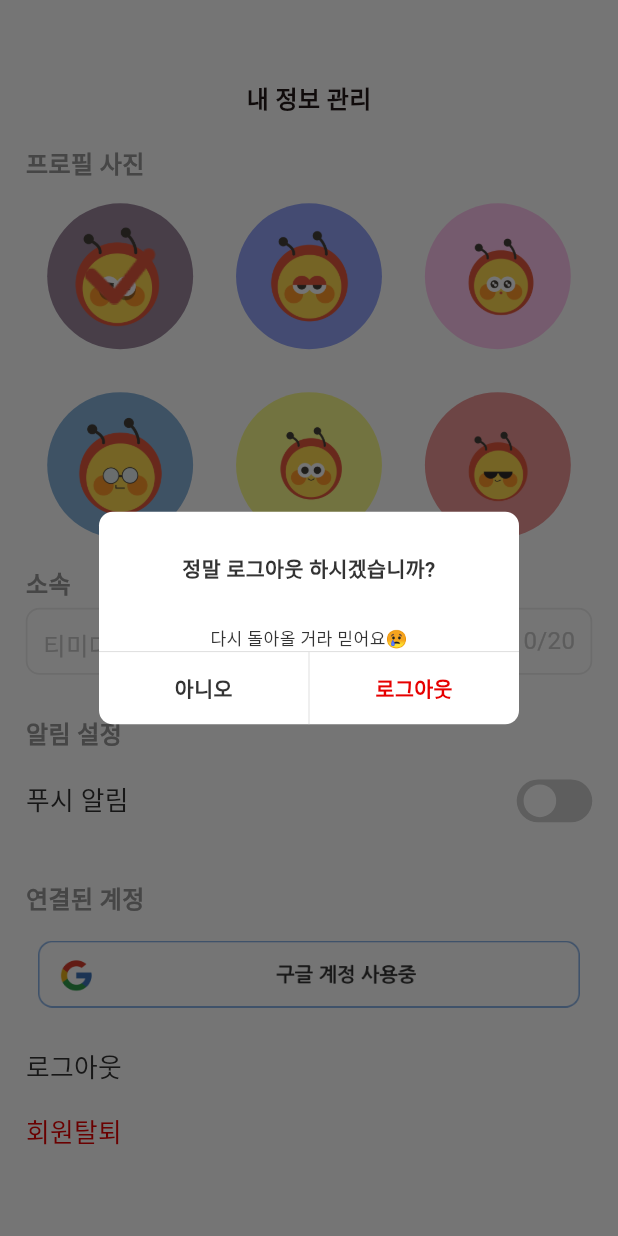
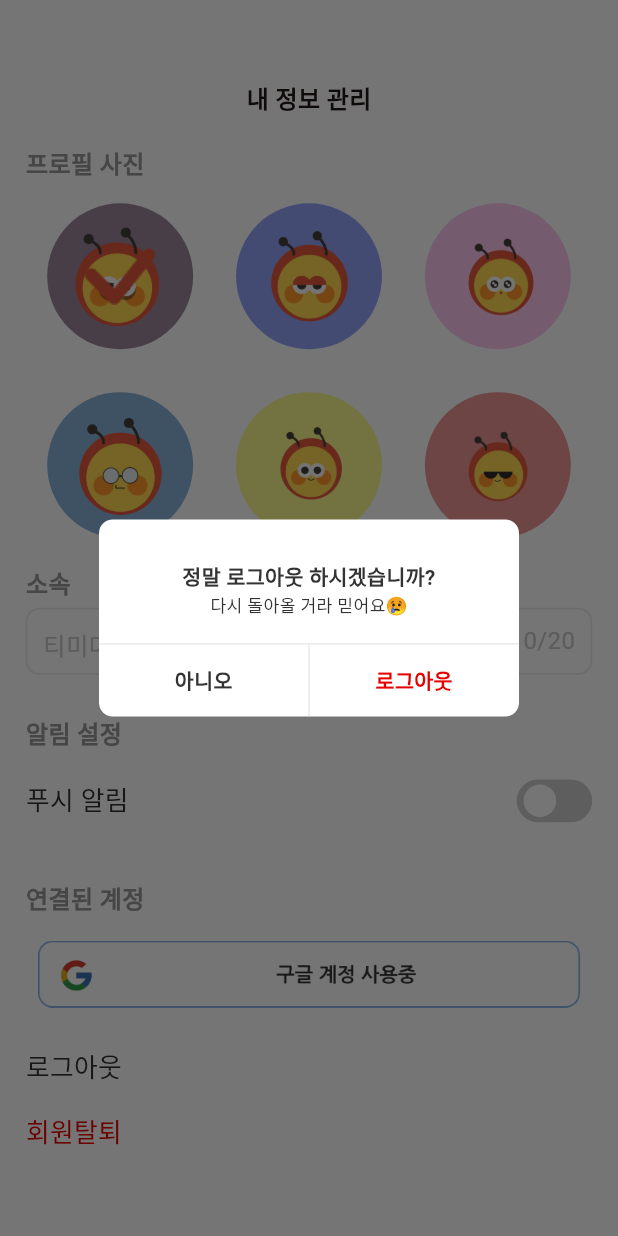
Before and after one commit to we-team-develop/front_weteam, a Flutter app: the Profile screen opened directly, after a tap on "로그아웃", on a phone screen of 412 x 824 dp. Run offline on Flutter 3.47's test engine with Material 3 defaults, Android fonts, the phone set to English and light mode, and no system bars; our stand-ins replace auto_size_text, cloud_functions, firebase_auth, firebase_core, firebase_crashlytics, firebase_messaging and 10 more; missing offline and left inert: flutter_naver_login, kakao_flutter_sdk; accounts and stored records are empty; generated files the repository leaves out were written again; network calls fail; Roboto replaces fonts that are missing (NanumGothic, NanumSquareNeo); project files that could hold a hidden picture were left out.

Commit message:
fix: CustomCheckDialog 여백 수정

```diff
--- a/lib/controller/team_project_detail_page_controller.dart
+++ b/lib/controller/team_project_detail_page_controller.dart
@@ -57,8 +57,8 @@ class TeamProjectDetailPageController extends GetxController {
     showDialog(
         context: Get.context!,
         builder: (context) => CustomCheckDialog(
-              title: '',
-              content: '정말 호스트를 넘길까요?',
+              title: '정말 호스트를 넘길까요?',
+              content: '',
               admitCallback: changeHost,
               denyCallback: () async {
                 await WeteamUtils.closeSnackbarNow();
--- a/lib/view/dialog/custom_check_dialog.dart
+++ b/lib/view/dialog/custom_check_dialog.dart
@@ -36,17 +36,21 @@ class CustomCheckDialog extends StatelessWidget {
         shape: RoundedRectangleBorder(borderRadius: BorderRadius.circular(8.r)),
         //Dialog Main Title
         content: ConstrainedBox(
-        constraints: BoxConstraints(minHeight: 111.h, minWidth: 240.w),
+            constraints: BoxConstraints(minWidth: 240.w),
             child: Column(
-          mainAxisSize: MainAxisSize.min, // 최소 크기로
-          crossAxisAlignment: CrossAxisAlignment.center, // 가운데 정렬
-          mainAxisAlignment: MainAxisAlignment.spaceBetween,
+              mainAxisSize: MainAxisSize.min,
+              // 최소 크기로
+              crossAxisAlignment: CrossAxisAlignment.center,
               children: [
               Column(
               mainAxisSize: MainAxisSize.min, // 최소 크기로
               crossAxisAlignment: CrossAxisAlignment.center, // 가운데 정렬
               children: [
-                if (title != null && title!.isNotEmpty) ...[
+            Visibility(
+            visible: title != null && title!.isNotEmpty,
+              replacement: SizedBox(height: 24.h),
+              child: Column(
+                children: [
                   SizedBox(height: 24.h),
                   Text(
                     title!,
@@ -59,8 +63,13 @@ class CustomCheckDialog extends StatelessWidget {
                     ),
                   ),
                 ],
-                if (content != null) ...[
-                  SizedBox(height: 24.h),
+              ),
+            ),
+                Visibility(
+                  visible: content != null && content!.isNotEmpty,
+                    replacement: SizedBox(height: 24.h),
+                    child: Column(
+                      children: [
                         Text(
                           content!,
                           textAlign: TextAlign.center,
@@ -71,7 +80,9 @@ class CustomCheckDialog extends StatelessWidget {
                             fontWeight: FontWeight.w400,
                           ),
                         ),
+                        SizedBox(height: 15.h)
                       ],
+                    ))
               ],
             ),
             Column(
```
Lines whose indentation alone changed are shown as unchanged.
